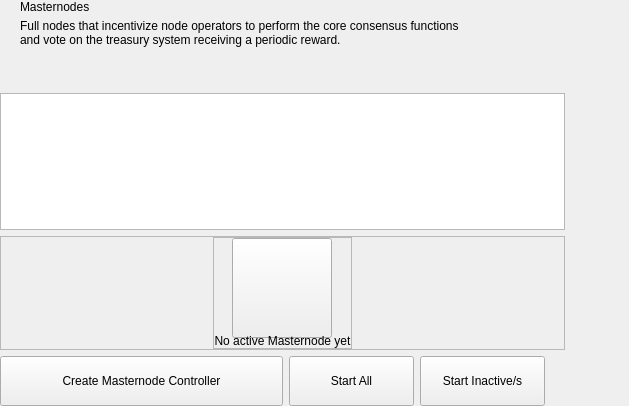
This is src/qt/nodetrade/forms/masternodeswidget.ui in IDCHAINGROUP/MNX as Qt 5 draws it before an edit. The edited form follows.
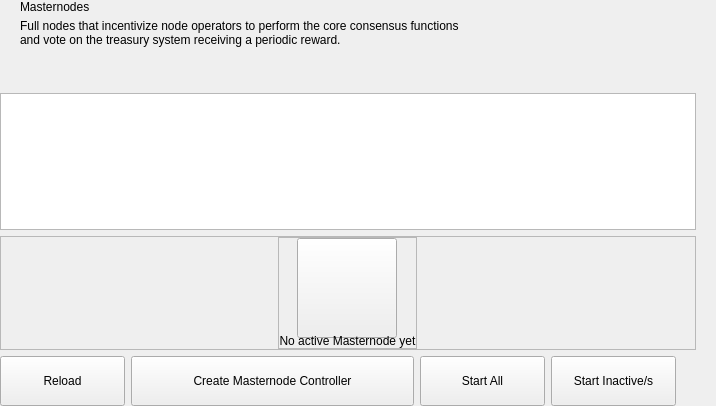
This is the edited form. Custom widgets are drawn as their Qt base class.

Diff of the .ui file:
```diff
--- a/src/qt/nodetrade/forms/masternodeswidget.ui
+++ b/src/qt/nodetrade/forms/masternodeswidget.ui
@@ -261,6 +261,19 @@
             </property>
            </spacer>
           </item>
+		  <item>
+           <widget class="QPushButton" name="pushButtonreloadmnconfig">
+            <property name="minimumSize">
+             <size>
+              <width>125</width>
+              <height>50</height>
+             </size>
+            </property>
+            <property name="text">
+             <string>Reload</string>
+            </property>
+           </widget>
+          </item>
           <item>
            <widget class="QPushButton" name="pushButtonSave">
             <property name="minimumSize">
```
